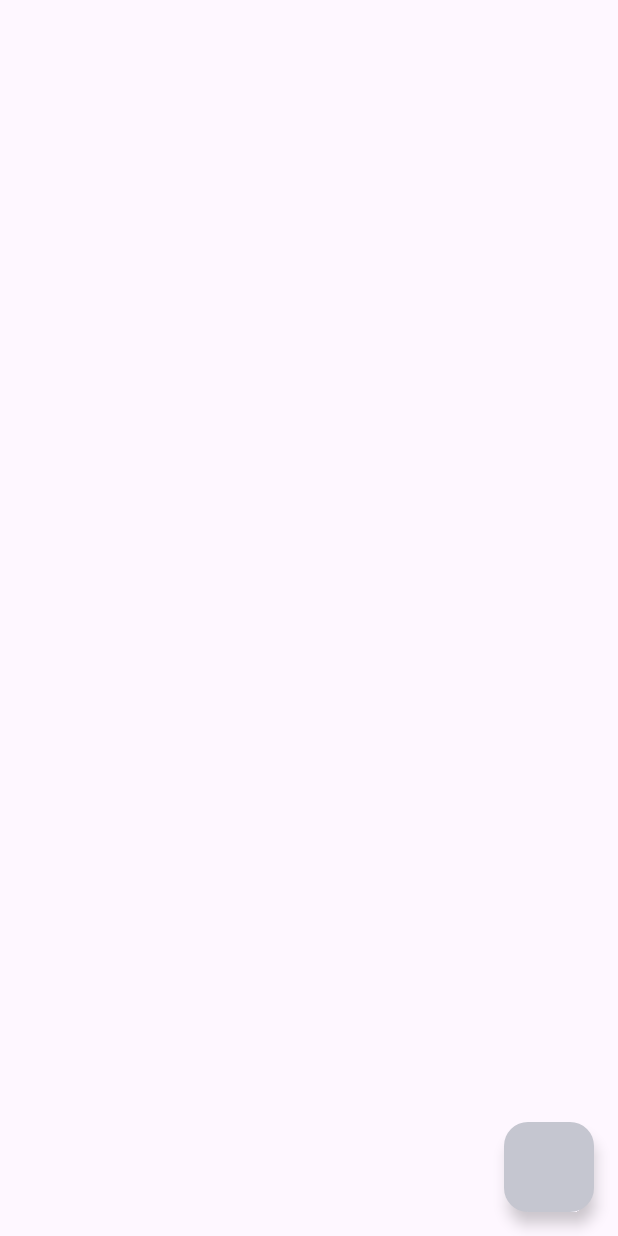
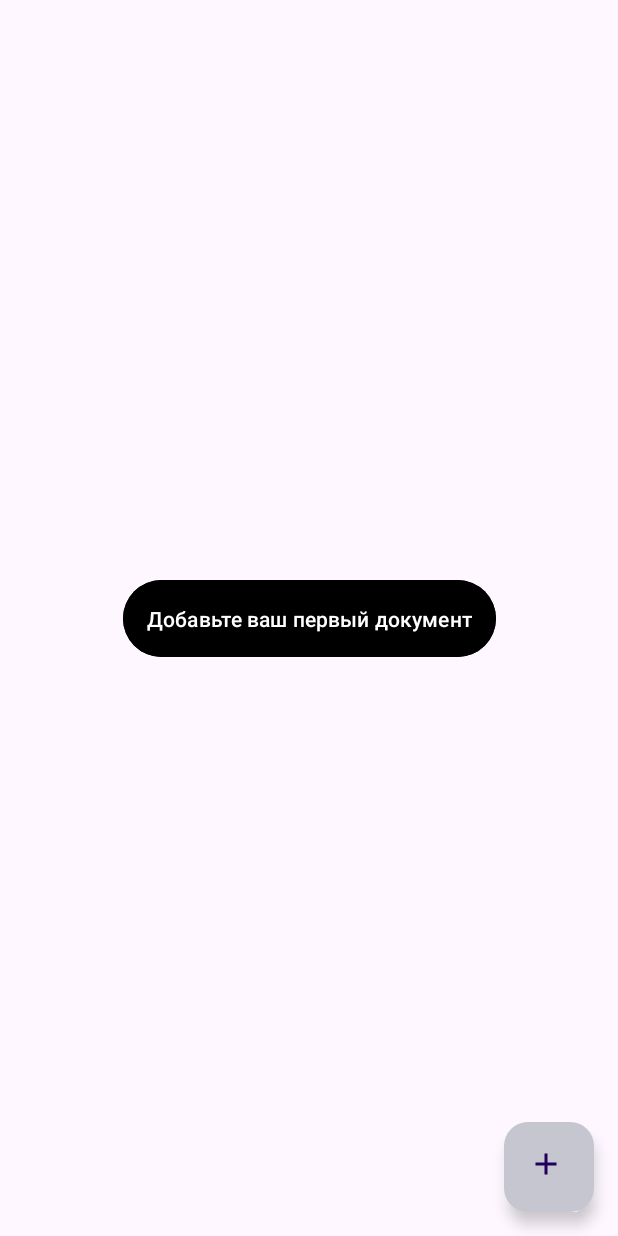
Before and after one commit to Detrig/DocumentHelper, an Android app: the fragment DocumentsFragment shown on its own in the app's theme, on a phone screen of 412 x 824 dp. Run offline under Robolectric (Android 15) with nearby library versions, the phone set to English and light mode, and no system bars; libraries missing offline, so code that uses them is left out: org.apache.poi; 4 statements that could not run were skipped.

Commit message:
Documents main

```diff
--- a/app/src/main/java/com/example/documenthelper/MainViewModel.kt
+++ b/app/src/main/java/com/example/documenthelper/MainViewModel.kt
@@ -2,13 +2,14 @@ package com.example.documenthelper
 
 import androidx.lifecycle.ViewModel
 import com.example.documenthelper.core.Navigation
+import com.example.documenthelper.documents.presentation.documentsmain.DocumentsScreen
 import com.example.documenthelper.documents.presentation.preview.DocumentPreviewScreen
 
 class MainViewModel(private val navigation: Navigation) : ViewModel() {
 
     fun init(firstRun: Boolean) {
         if (firstRun)
-            navigation.update(DocumentPreviewScreen)
+            navigation.update(DocumentsScreen)
     }
 
     fun liveData() = navigation.liveData()
--- a/app/src/main/java/com/example/documenthelper/documents/data/room/AppDatabase.kt
+++ b/app/src/main/java/com/example/documenthelper/documents/data/room/AppDatabase.kt
@@ -3,7 +3,7 @@ package com.example.documenthelper.documents.data.room
 import androidx.room.Database
 import androidx.room.RoomDatabase
 import androidx.room.TypeConverters
-import com.example.documenthelper.documents.domain.Converters
+import com.example.documenthelper.documents.domain.utils.Converters
 
 @Database(entities = [DocumentEntity::class], version = 1)
 @TypeConverters(Converters::class)
--- a/app/src/main/java/com/example/documenthelper/documents/domain/Converters.kt
+++ b/app/src/main/java/com/example/documenthelper/documents/domain/utils/Converters.kt
@@ -1,4 +1,4 @@
-package com.example.documenthelper.documents.domain
+package com.example.documenthelper.documents.domain.utils
 
 import androidx.room.TypeConverter
 
--- a/app/src/main/res/layout/document_rc_view_item.xml
+++ b/app/src/main/res/layout/document_rc_view_item.xml
@@ -13,12 +13,13 @@
         android:layout_width="0dp"
         android:layout_height="wrap_content"
         android:gravity="center"
+        android:minLines="2"
         android:maxLines="2"
         android:textStyle="bold"
         app:layout_constraintEnd_toEndOf="@+id/documentImage"
         app:layout_constraintStart_toStartOf="@+id/documentImage"
         app:layout_constraintTop_toTopOf="parent"
-        tools:text="Согласие на обработку персональных данных" />
+        tools:text="Согласие на обрах" />
 
     <ImageView
         android:id="@+id/documentImage"
--- a/app/src/main/res/layout/fragment_documents.xml
+++ b/app/src/main/res/layout/fragment_documents.xml
@@ -5,18 +5,43 @@
     android:layout_height="match_parent">
 
     <androidx.recyclerview.widget.RecyclerView
+        android:id="@+id/docsRcView"
         android:layout_width="match_parent"
         android:layout_height="match_parent"
+        android:padding="16dp"
+        app:layoutManager="androidx.recyclerview.widget.GridLayoutManager"
         app:layout_constraintBottom_toBottomOf="parent"
         app:layout_constraintEnd_toEndOf="parent"
+        app:layout_constraintStart_toStartOf="parent"
         app:layout_constraintTop_toTopOf="parent" />
 
-    <com.google.android.material.floatingactionbutton.ExtendedFloatingActionButton
+    <com.google.android.material.floatingactionbutton.FloatingActionButton
         android:id="@+id/addDocument"
+        style="@style/FloatingButton"
         android:layout_width="60dp"
         android:layout_height="60dp"
-        style="@style/FloatingButton"
         app:layout_constraintBottom_toBottomOf="parent"
         app:layout_constraintEnd_toEndOf="parent" />
 
+    <Button
+        android:id="@+id/addDocumentMainButton"
+        android:layout_width="wrap_content"
+        android:layout_height="wrap_content"
+        android:text="Добавьте ваш первый документ"
+        android:backgroundTint="@color/black"
+        android:padding="16dp"
+        app:layout_constraintBottom_toBottomOf="parent"
+        app:layout_constraintEnd_toEndOf="parent"
+        app:layout_constraintStart_toStartOf="parent"
+        app:layout_constraintTop_toTopOf="parent" />
+
+    <ProgressBar
+        android:id="@+id/progressBar"
+        android:layout_width="wrap_content"
+        android:layout_height="wrap_content"
+        android:visibility="gone"
+        app:layout_constraintBottom_toBottomOf="parent"
+        app:layout_constraintEnd_toEndOf="parent"
+        app:layout_constraintStart_toStartOf="parent"
+        app:layout_constraintTop_toTopOf="parent" />
 </androidx.constraintlayout.widget.ConstraintLayout>
```
Also changed, not shown: app/src/main/java/com/example/documenthelper/core/ProvideViewModel.kt (+13 -1 lines), app/src/main/java/com/example/documenthelper/documents/domain/usecase/GetAllDocumentsUseCase.kt (added, +9 -0 lines), app/src/main/java/com/example/documenthelper/documents/domain/usecase/SaveDocumentEntityUseCase.kt (added, +10 -0 lines), app/src/main/java/com/example/documenthelper/documents/domain/usecase/SaveOpenedDocumentPathUseCase.kt (added, +10 -0 lines), app/src/main/java/com/example/documenthelper/documents/domain/utils/uistate/DocumentsUiStateLiveDataWrapper.kt (added, +8 -0 lines), app/src/main/java/com/example/documenthelper/documents/presentation/documentsmain/DocumentAdapter.kt (+4 -3 lines), app/src/main/java/com/example/documenthelper/documents/presentation/documentsmain/DocumentsFragment.kt (+55 -40 lines), app/src/main/java/com/example/documenthelper/documents/presentation/documentsmain/DocumentsUiState.kt (added, +15 -0 lines), app/src/main/java/com/example/documenthelper/documents/presentation/documentsmain/DocumentsViewModel.kt (+40 -14 lines), app/src/main/res/layout/fragment_document_preview.xml (+52 -2 lines), app/src/main/res/drawable/diskette.png (added).
